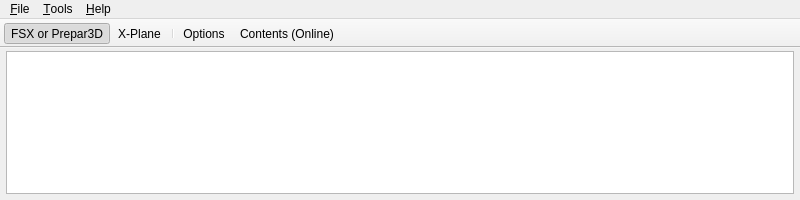
Old version of the form mainwindow.ui in the repository albar965/littlenavconnect.
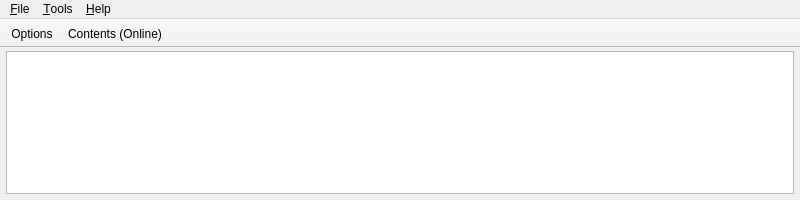
New version of the form. Icons and pictures are not drawn.

Commit message: Now hiding simulator switch menus on macOS and Linux.

```diff
--- a/mainwindow.ui
+++ b/mainwindow.ui
@@ -91,9 +91,6 @@
    <attribute name="toolBarBreak">
     <bool>false</bool>
    </attribute>
-   <addaction name="actionConnectFsx"/>
-   <addaction name="actionConnectXplane"/>
-   <addaction name="separator"/>
    <addaction name="actionOptions"/>
    <addaction name="actionContents"/>
   </widget>
```
Left out of the diff: 3 changed lines with no effect on the pictures. The commit also changes 1 other file.
